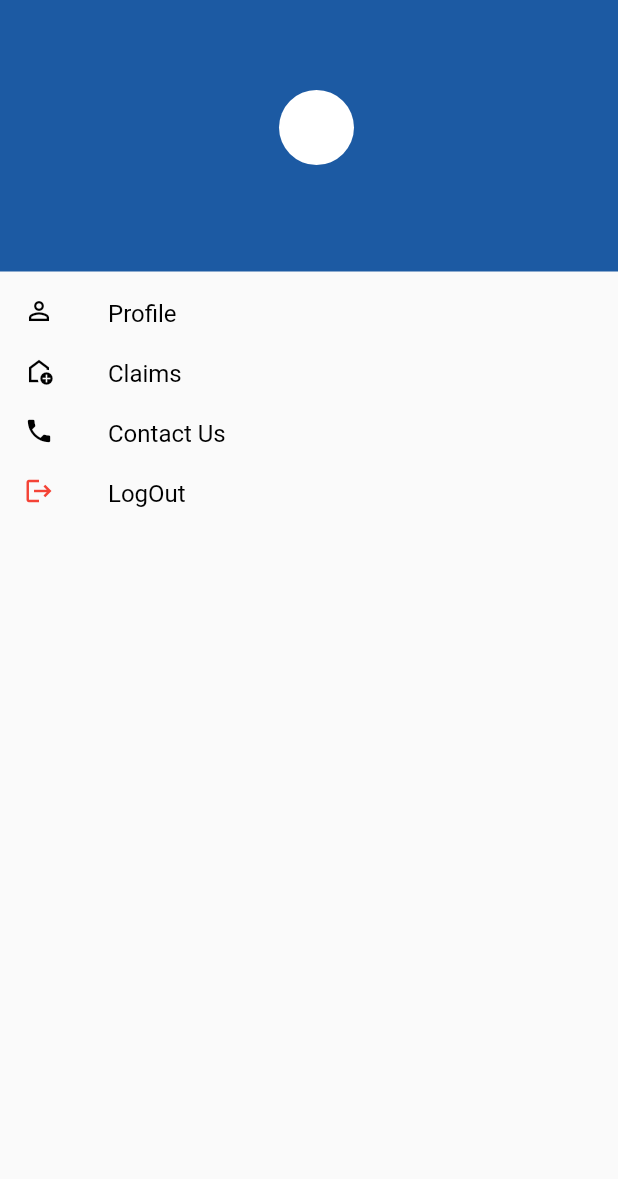
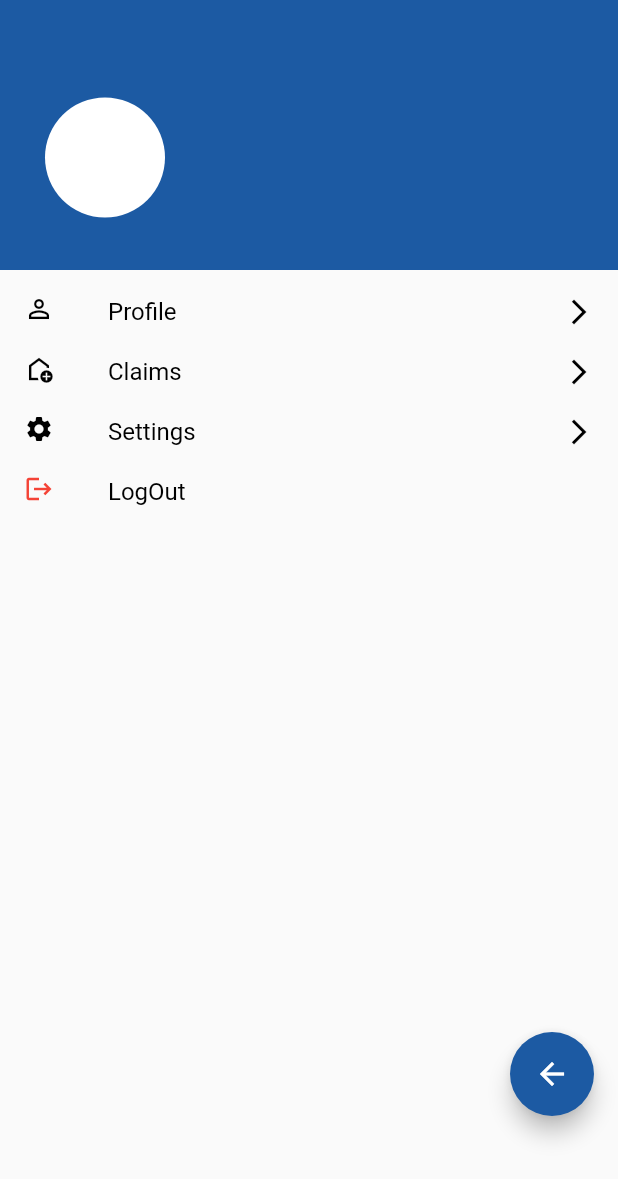
Before and after one commit to JayAlphalion/Flutterapp, a Flutter app: the MyDrawer screen opened directly, on a phone screen of 412 x 824 dp. Shown: the top 1179 px of the screen. Run offline on Flutter 3.47's test engine with Material 2 defaults, Android fonts, the phone set to English and light mode, and no system bars; our stand-ins replace audioplayers, cached_network_image, camera, carousel_slider, dio, event_bus and 24 more; missing offline and left inert: connectivity_plus_web, downloads_path_provider_28, edge_detection, flutter_downloader, geolocator_web, image_picker_for_web and 5 more; accounts and stored records are empty; project files that could hold a hidden picture were left out.

Commit message:
drawer and auth

```diff
--- a/lib/widgets/drawer.dart
+++ b/lib/widgets/drawer.dart
@@ -56,28 +56,37 @@ class _MyDrawerState extends State<MyDrawer> {
 
   @override
   Widget build(BuildContext context) {
-    return SizedBox(
-       width: MediaQuery.of(context).size.width/1,//20.0,
+    return Scaffold(
+      floatingActionButton: Container(
+        margin: const EdgeInsets.only(bottom: 64),
+        child: FloatingActionButton(
+          backgroundColor: const Color(0xff1C5AA3),
+          onPressed: () {
+            Navigator.pop(context);
+          },
+          child: const Icon(Icons.arrow_back),
+        ),
+      ),
+      body: SizedBox(
+        width: Get.width,
         child: Drawer(
           child: ListView(
             padding: EdgeInsets.zero,
             children: [
               Container(
-              // height: 120,
-              color: Color(0xff1C5AA3),
+                height: 180,
+                color: const Color(0xff1C5AA3),
                 width: Get.width / 1,
                 child: Padding(
-                padding: const EdgeInsets.only(left: 10, top: 30),
-                child: Column(
-
+                  padding: const EdgeInsets.only(left: 30, top: 30),
+                  child: Row(
                     crossAxisAlignment: CrossAxisAlignment.center,
                     mainAxisAlignment: MainAxisAlignment.start,
                     children: [
-                    SizedBox(height: 30,),
                       Container(
-                      height: 50,
-                      width: 50,
-                      decoration: BoxDecoration(
+                        height: 80,
+                        width: 80,
+                        decoration: const BoxDecoration(
                           shape: BoxShape.circle,
                           color: Colors.white,
                         ),
@@ -86,27 +95,26 @@ class _MyDrawerState extends State<MyDrawer> {
                             : CachedNetworkImage(
                                 imageUrl: driverProfileDataResponse!
                                     .driver.driverLicence[0],
-                              placeholder: (context, url) => Icon(Icons.image),
+                                placeholder: (context, url) =>
+                                    const Icon(Icons.image),
                                 errorWidget: (context, url, error) =>
-                                  Icon(Icons.error),
+                                    const Icon(Icons.error),
                                 imageBuilder: (context, imageProvider) {
                                   return Container(
-                                  height: 50,
-                                  width: 50,
+                                    height: 80,
+                                    width: 80,
                                     decoration: BoxDecoration(
                                       shape: BoxShape.circle,
                                       color: Colors.white,
                                       image: DecorationImage(
-                                        image: imageProvider, fit: BoxFit.fill),
+                                          image: imageProvider,
+                                          fit: BoxFit.fill),
                                     ),
                                   );
                                 },
                               ),
                       ),
-                    SizedBox(
-                      height
-                    : 10,
-                    ),
+                      const SizedBox(width: 30),
                       Column(
                         mainAxisAlignment: MainAxisAlignment.center,
                         crossAxisAlignment: CrossAxisAlignment.start,
@@ -117,22 +125,20 @@ class _MyDrawerState extends State<MyDrawer> {
                                 : driverProfileDataResponse!.driver.driverName,
                             style: const TextStyle(
                                 color: Colors.white,
-                              fontSize: 18,
+                                fontSize: 26,
                                 fontWeight: FontWeight.w500),
                           ),
-                       const SizedBox(
-                          height: 5,
-                        ),
+                          const SizedBox(height: 5),
                           Text(
                             driverProfileDataResponse == null
                                 ? ''
-                              : driverProfileDataResponse!.driver.driverLicenceno,
-                          style: TextStyle(
+                                : driverProfileDataResponse!
+                                    .driver.driverLicenceno,
+                            style: const TextStyle(
                                 color: Colors.white,
-                              fontSize: 13,
+                                fontSize: 16,
                                 fontWeight: FontWeight.w400),
                           ),
-                         SizedBox(height: 20,),
                         ],
                       )
                     ],
@@ -247,11 +253,13 @@ class _MyDrawerState extends State<MyDrawer> {
                 child: InkWell(
                   onTap: () {
                     Navigator.pop(context);
-                  Navigator.push(context,
-                      MaterialPageRoute(builder: (context) => ProfilePage()));
+                    Navigator.push(
+                        context,
+                        MaterialPageRoute(
+                            builder: (context) => const ProfilePage()));
                   },
                   child: const ListTile(
-                  leading:  Icon(
+                    leading: Icon(
                       Icons.person_outline,
                       size: 20,
                       color: Colors.black,
@@ -259,6 +267,11 @@ class _MyDrawerState extends State<MyDrawer> {
                     title: Text(
                       "Profile",
                       style: TextStyle(fontSize: 16, color: Colors.black),
+                    ),
+                    trailing: Icon(
+                      Icons.arrow_forward_ios_sharp,
+                      size: 20,
+                      color: Colors.black,
                     ),
                   ),
                 ),
@@ -268,11 +281,13 @@ class _MyDrawerState extends State<MyDrawer> {
                 child: InkWell(
                   onTap: () {
                     Navigator.pop(context);
-                  Navigator.push(context,
-                      MaterialPageRoute(builder: (context) => ClaimsHomePage()));
+                    Navigator.push(
+                        context,
+                        MaterialPageRoute(
+                            builder: (context) => const ClaimsHomePage()));
                   },
                   child: const ListTile(
-                  leading:  Icon(
+                    leading: Icon(
                       Icons.add_home_outlined,
                       size: 20,
                       color: Colors.black,
@@ -281,30 +296,62 @@ class _MyDrawerState extends State<MyDrawer> {
                       "Claims",
                       style: TextStyle(fontSize: 16, color: Colors.black),
                     ),
+                    trailing: Icon(
+                      Icons.arrow_forward_ios_sharp,
+                      size: 20,
+                      color: Colors.black,
                     ),
                   ),
                 ),
-
+              ),
               Container(
                 height: 40,
                 child: InkWell(
                   onTap: () {
-                  // Navigator.push(
-                  //     ccontext, MaterialPageRoute(builder: (context) => GetInTouch()));
+                    Navigator.pop(context);
+                    Navigator.push(
+                        context,
+                        MaterialPageRoute(
+                            builder: (context) => const SettingsPage()));
                   },
-                child: ListTile(
-                  leading: const Icon(
-                    Icons.phone,
+                  child: const ListTile(
+                    leading: Icon(
+                      Icons.settings,
                       size: 20,
                       color: Colors.black,
                     ),
                     title: Text(
-                    "Contact Us",
+                      "Settings",
                       style: TextStyle(fontSize: 16, color: Colors.black),
+                    ),
+                    trailing: Icon(
+                      Icons.arrow_forward_ios_sharp,
+                      size: 20,
+                      color: Colors.black,
                     ),
                   ),
                 ),
               ),
+              // Container(
+              //   height: 40,
+              //   child: InkWell(
+              //     onTap: () {
+              //       // Navigator.push(
+              //       //     ccontext, MaterialPageRoute(builder: (context) => GetInTouch()));
+              //     },
+              //     child: ListTile(
+              //       leading: const Icon(
+              //         Icons.phone,
+              //         size: 20,
+              //         color: Colors.black,
+              //       ),
+              //       title: Text(
+              //         "Contact Us",
+              //         style: TextStyle(fontSize: 16, color: Colors.black),
+              //       ),
+              //     ),
+              //   ),
+              // ),
 
               Container(
                 height: 40,
@@ -327,6 +374,7 @@ class _MyDrawerState extends State<MyDrawer> {
             ],
           ),
         ),
+      ),
     );
   }
 }
```
Also changed, not shown: lib/Views/mainPage/SettingsPage 2.dart (deleted, +0 -83 lines), 2 other files. Lines whose indentation alone changed are shown as unchanged.
